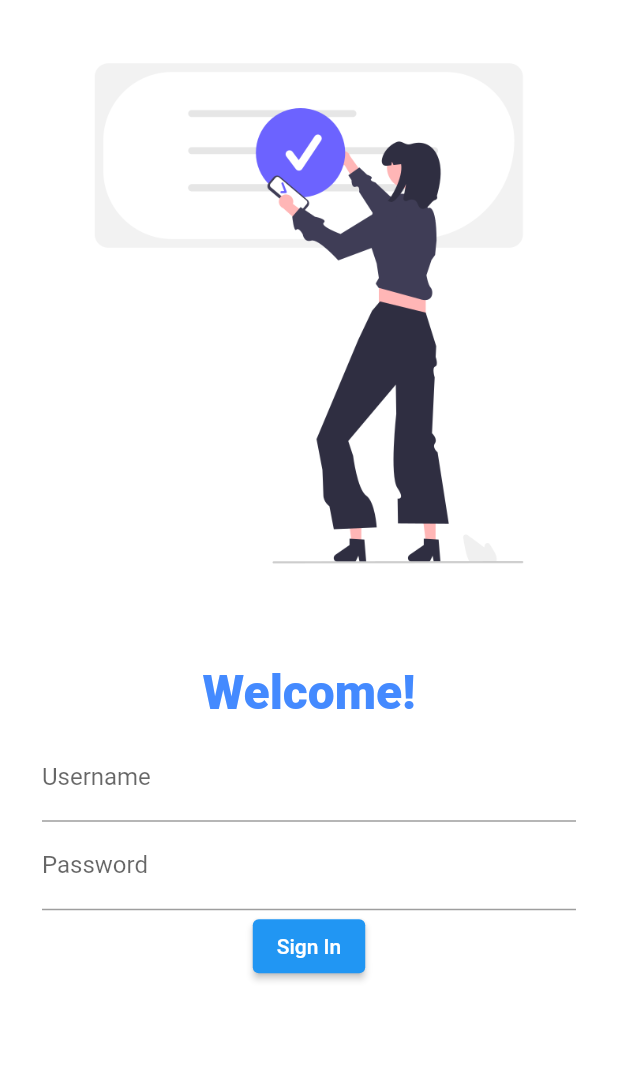
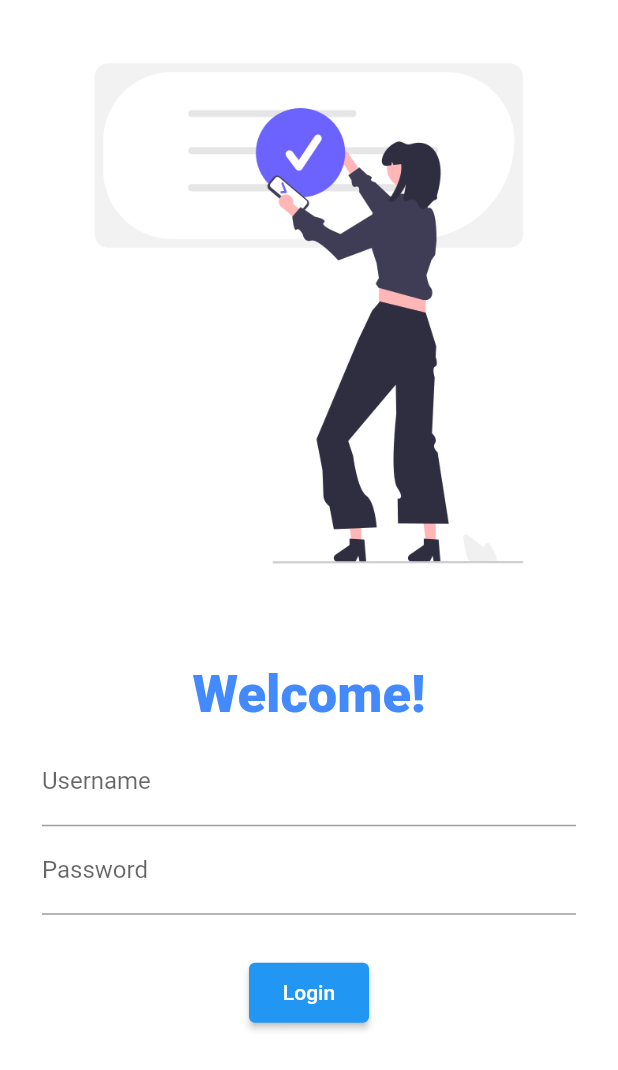
Before and after one commit to Muhammad-Usmaan/FlutterApp, a Flutter app: the screen it shows after launch, on a phone screen of 412 x 824 dp. Shown: the top 1070 px of the screen. Run offline on Flutter 3.47's test engine with Material 2 defaults, Android fonts, the phone set to English and light mode, and no system bars; our stand-ins replace google_fonts; Roboto replaces fonts that are missing (Lateef).

Commit message:
Day5 completed

```diff
--- a/lib/Pages/Login_page.dart
+++ b/lib/Pages/Login_page.dart
@@ -1,4 +1,5 @@
 import 'package:flutter/material.dart';
+import 'package:my_app/utility/routes.dart';
 
 class LoginPage extends StatelessWidget {
   const LoginPage({Key? key}) : super(key: key);
@@ -7,43 +8,46 @@ class LoginPage extends StatelessWidget {
   Widget build(BuildContext context) {
     return Material(
       color: Colors.white,
-      child: Column(
-        children: [
+      child: SingleChildScrollView(
+        child: Column(children: [
           Image.asset(
             "assets/Images/login_image.png",
           ),
-          SizedBox(
+          const SizedBox(
             height: 25,
           ),
-          Text(
+          const Text(
             "Welcome!",
             style: TextStyle(
-                fontSize: 32,
+                fontSize: 35,
                 fontWeight: FontWeight.w900,
                 color: Colors.blueAccent),
           ),
           Padding(
             padding: const EdgeInsets.symmetric(vertical: 8, horizontal: 28),
-            child: Column(
-              children: [
+            child: Column(children: [
               TextFormField(
-                  decoration: InputDecoration(
-                      hintText: "Enter Username", labelText: "Username"),
+                decoration: const InputDecoration(
+                    hintText: "Enter username", labelText: "Username"),
               ),
               TextFormField(
                 obscureText: true,
-                  decoration: InputDecoration(labelText: "Password"),
+                decoration: const InputDecoration(
+                    hintText: "Enter Password", labelText: "Password"),
               ),
+            ]),
+          ),
+          SizedBox(height: 20),
           ElevatedButton(
             onPressed: () {
-                      print("yess");
+              Navigator.pushNamed(context, MyRoutes.homeRoute);
             },
-                    child: Text("Sign In"),
-                    style: TextButton.styleFrom())
-              ],
+            child: const Text("Login"),
+            style: ElevatedButton.styleFrom(
+              minimumSize: Size(80, 40),
             ),
           )
-        ],
+        ]),
       ),
     );
   }
--- a/lib/Pages/home_page.dart
+++ b/lib/Pages/home_page.dart
@@ -1,4 +1,5 @@
 import 'package:flutter/material.dart';
+import 'package:my_app/utility/routes.dart';
 
 class HomePage extends StatelessWidget {
   const HomePage({Key? key}) : super(key: key);
@@ -9,15 +10,25 @@ class HomePage extends StatelessWidget {
   Widget build(BuildContext context) {
     return Scaffold(
       appBar: AppBar(
-        title: Center(
-          child: Text("Flutter/Dart")),
-      ),
+          title: Text(
+        "Flutter/Dart",
+        style: TextStyle(fontSize: 27),
+      )),
+      //Drawer
       drawer: Drawer(),
+      // Main homePage Body
       body: Center(
         child: Container(
-          child: Text("Welcome to $name MEHBOOB'S App $no"),
+          child: Text(
+            "Welcome to $name MEHBOOB'S App $no",
+            style: TextStyle(fontSize: 20, color: Colors.indigo),
+          ),
         ),
       ),
+      //floating action button
+      floatingActionButton: FloatingActionButton(onPressed: () {
+        Navigator.pushNamed(context, MyRoutes.loginRoute);
+      }),
     );
   }
 }
--- a/lib/main.dart
+++ b/lib/main.dart
@@ -1,6 +1,7 @@
 import 'package:flutter/material.dart';
 import 'package:my_app/Pages/Login_page.dart';
 import 'package:google_fonts/google_fonts.dart';
+import 'package:my_app/utility/routes.dart';
 import 'Pages/home_page.dart';
 
 void main() {
@@ -13,15 +14,20 @@ class MyApp extends StatelessWidget {
   @override
   Widget build(BuildContext context) {
     return MaterialApp(
+      // themes
       themeMode: ThemeMode.light,
       theme: ThemeData(
           primarySwatch: Colors.blue,
           fontFamily: GoogleFonts.lateef().fontFamily),
       darkTheme: ThemeData(brightness: Brightness.dark),
+      // debug banner
+      debugShowCheckedModeBanner: false,
+      //Routes
+      initialRoute: "/",
       routes: {
         "/": (context) => LoginPage(),
-        "/home": (context) => HomePage(),
-        "/login": (context) => LoginPage()
+        MyRoutes.homeRoute: (context) => HomePage(),
+        MyRoutes.loginRoute: (context) => LoginPage()
       },
     );
   }
--- /dev/null
+++ b/lib/utility/routes.dart
@@ -0,0 +1,4 @@
+class MyRoutes {
+  static String loginRoute = "/login";
+  static String homeRoute = "/home";
+}
```
Lines whose indentation alone changed are shown as unchanged.
